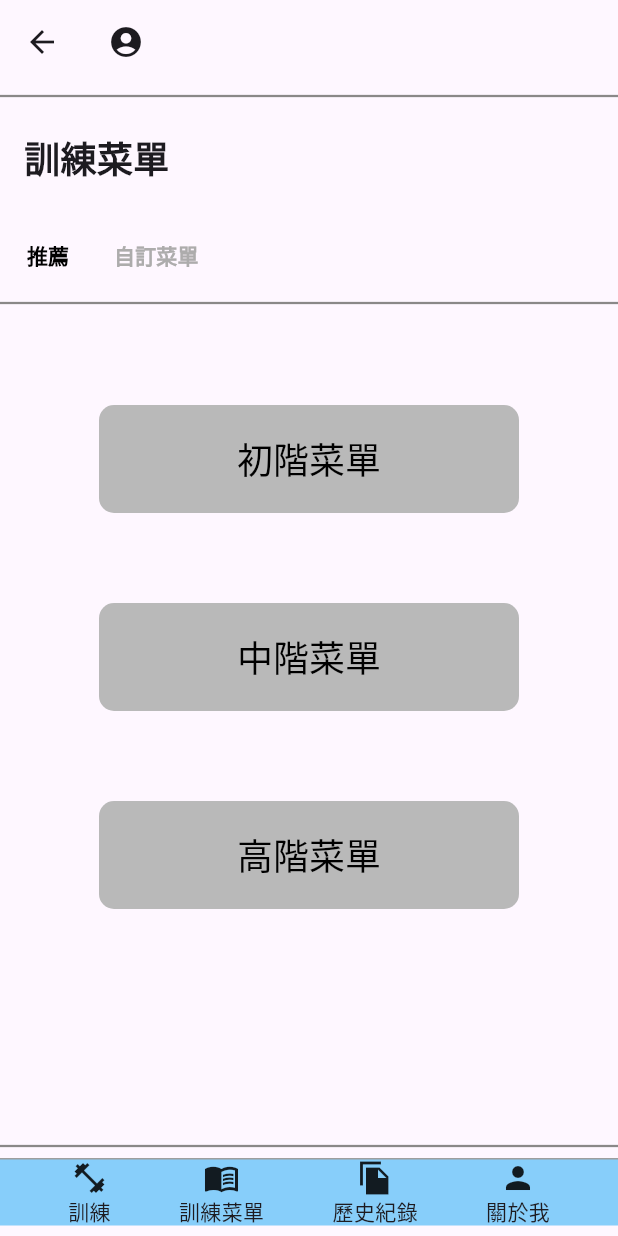
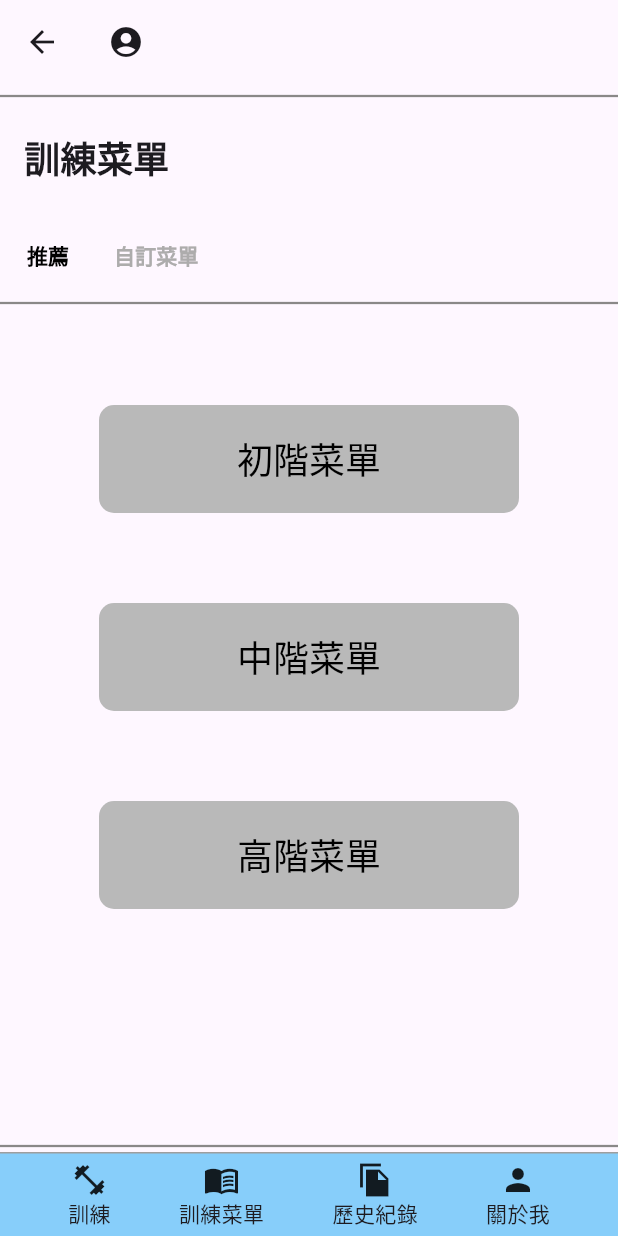
Before and after one commit to live7086/mvp_one, a Flutter app: the Search screen opened by its route, after a tap on "訓練菜單", on a phone screen of 412 x 824 dp. Run offline on Flutter 3.47's test engine with Material 3 defaults, Android fonts, the phone set to English and light mode, and no system bars; our stand-ins replace camera, firebase_core, firebase_database; missing offline and left inert: google_ml_kit; accounts and stored records are empty.

Commit message:
navbar fixed, must use positioned

```diff
--- a/lib/User_menu.dart
+++ b/lib/User_menu.dart
@@ -1,8 +1,8 @@
 import 'package:flutter/material.dart';
 import 'User_menu_style.dart';
 
-class Usermeun extends StatelessWidget {
-  const Usermeun({Key? key}) : super(key: key);
+class Usermenu extends StatelessWidget {
+  const Usermenu({Key? key}) : super(key: key);
 
   @override
   Widget build(BuildContext context) {
@@ -17,7 +17,9 @@ class Usermeun extends StatelessWidget {
         title:
         const Icon(Icons.account_circle), // Optional: if you want a title
       ),
-      body: const Column(
+      body: Stack(
+        children: [
+          const Column(
             crossAxisAlignment: CrossAxisAlignment.start,
             children: [
               DDD(),
@@ -28,7 +30,17 @@ class Usermeun extends StatelessWidget {
               UserStyle(),
               SizedBox(height: 150),
               DDD(),
-          MyBottomNavigationBar(),
+            ],
+          ),
+          Positioned(
+            left: 0,
+            right: 0,
+            bottom: 0,
+            child: Container(
+              height: 56, // 設定底部導航欄的高度
+              child: const MyBottomNavigationBar(),
+            ),
+          ),
         ],
       ),
     );
--- a/lib/User_menu_style.dart
+++ b/lib/User_menu_style.dart
@@ -353,7 +353,7 @@ class MyBottomNavigationBar extends StatelessWidget {
           InkWell(
             onTap: () {
               Navigator.of(context)
-                  .push(SlidePageRoute(page: const Usermeun()));
+                  .push(SlidePageRoute(page: const Usermenu()));
             },
             child: const Column(
               mainAxisSize: MainAxisSize.min,
--- a/lib/route.dart
+++ b/lib/route.dart
@@ -48,7 +48,7 @@ class AppRoutes {
       case search:
         return MaterialPageRoute(builder: (_) => const Search());
       case menu:
-        return MaterialPageRoute(builder: (_) => const Usermeun());
+        return MaterialPageRoute(builder: (_) => const Usermenu());
       case posePage:
         return MaterialPageRoute(builder: (_) => HorizontalScrollListPage());
       case model:
```
Also changed, not shown: pubspec.lock. Lines whose indentation alone changed are shown as unchanged.
